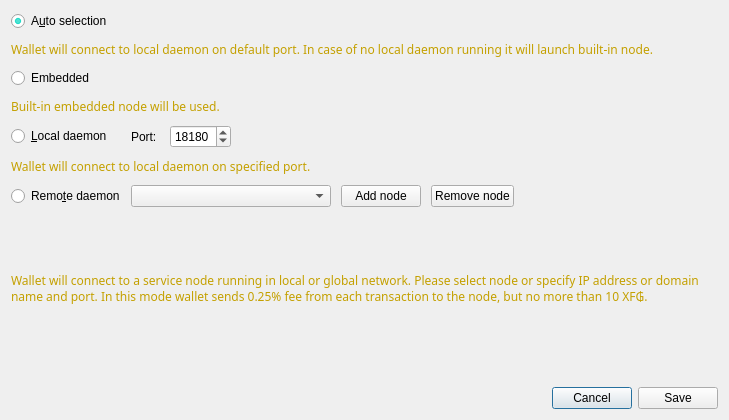
Before: the Qt Designer form src/gui/ui/connectionsettingsdialog.ui in aejontargaryen/FanGoldWallet, drawn with Qt 5.
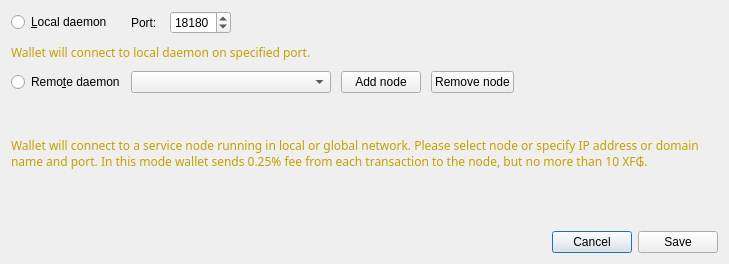
After: the same form once the commit is applied. Icons and pictures are not drawn.

Commit message: disabled wallet mining

```diff
--- a/src/gui/ui/connectionsettingsdialog.ui
+++ b/src/gui/ui/connectionsettingsdialog.ui
@@ -10,7 +10,7 @@
     <x>0</x>
     <y>0</y>
     <width>729</width>
-    <height>420</height>
+    <height>264</height>
    </rect>
   </property>
   <property name="windowTitle">
@@ -60,134 +60,6 @@
       <number>10</number>
      </property>
      <item row="0" column="0">
-      <widget class="QRadioButton" name="radioButton_1">
-       <property name="enabled">
-        <bool>true</bool>
-       </property>
-       <property name="palette">
-        <palette>
-         <active>
-          <colorrole role="Text">
-           <brush brushstyle="SolidPattern">
-            <color alpha="255">
-             <red>1</red>
-             <green>255</green>
-             <blue>230</blue>
-            </color>
-           </brush>
-          </colorrole>
-         </active>
-         <inactive>
-          <colorrole role="Text">
-           <brush brushstyle="SolidPattern">
-            <color alpha="255">
-             <red>1</red>
-             <green>255</green>
-             <blue>230</blue>
-            </color>
-           </brush>
-          </colorrole>
-         </inactive>
-         <disabled>
-          <colorrole role="Text">
-           <brush brushstyle="SolidPattern">
-            <color alpha="255">
-             <red>190</red>
-             <green>190</green>
-             <blue>190</blue>
-            </color>
-           </brush>
-          </colorrole>
-         </disabled>
-        </palette>
-       </property>
-       <property name="text">
-        <string>A&amp;uto selection</string>
-       </property>
-       <property name="checked">
-        <bool>true</bool>
-       </property>
-      </widget>
-     </item>
-     <item row="1" column="0" colspan="2">
-      <widget class="QLabel" name="label">
-       <property name="enabled">
-        <bool>false</bool>
-       </property>
-       <property name="styleSheet">
-        <string notr="true">font-family: orbitron;
-color: #C4A000;</string>
-       </property>
-       <property name="text">
-        <string>&lt;html&gt;&lt;head/&gt;&lt;body&gt;&lt;p&gt;&lt;span style=&quot; color:#c4a000;&quot;&gt;Wallet will connect to local daemon on default port. In case of no local daemon running it will launch built-in node.&lt;/span&gt;&lt;/p&gt;&lt;/body&gt;&lt;/html&gt;</string>
-       </property>
-       <property name="wordWrap">
-        <bool>true</bool>
-       </property>
-      </widget>
-     </item>
-     <item row="2" column="0">
-      <widget class="QRadioButton" name="radioButton_2">
-       <property name="palette">
-        <palette>
-         <active>
-          <colorrole role="Text">
-           <brush brushstyle="SolidPattern">
-            <color alpha="255">
-             <red>1</red>
-             <green>255</green>
-             <blue>230</blue>
-            </color>
-           </brush>
-          </colorrole>
-         </active>
-         <inactive>
-          <colorrole role="Text">
-           <brush brushstyle="SolidPattern">
-            <color alpha="255">
-             <red>1</red>
-             <green>255</green>
-             <blue>230</blue>
-            </color>
-           </brush>
-          </colorrole>
-         </inactive>
-         <disabled>
-          <colorrole role="Text">
-           <brush brushstyle="SolidPattern">
-            <color alpha="255">
-             <red>190</red>
-             <green>190</green>
-             <blue>190</blue>
-            </color>
-           </brush>
-          </colorrole>
-         </disabled>
-        </palette>
-       </property>
-       <property name="text">
-        <string>Embedded</string>
-       </property>
-      </widget>
-     </item>
-     <item row="3" column="0" colspan="2">
-      <widget class="QLabel" name="label_2">
-       <property name="enabled">
-        <bool>false</bool>
-       </property>
-       <property name="styleSheet">
-        <string notr="true">font-family: orbitron;
-color: #C4A000;</string>
-       </property>
-       <property name="text">
-        <string>Built-in embedded node will be used.</string>
-       </property>
-       <property name="wordWrap">
-        <bool>true</bool>
-       </property>
-      </widget>
-     </item>
-     <item row="4" column="0">
       <widget class="QRadioButton" name="radioButton_3">
        <property name="palette">
         <palette>
@@ -195,9 +67,18 @@
           <colorrole role="Text">
            <brush brushstyle="SolidPattern">
             <color alpha="255">
-             <red>1</red>
-             <green>255</green>
-             <blue>230</blue>
+             <red>252</red>
+             <green>233</green>
+             <blue>79</blue>
+            </color>
+           </brush>
+          </colorrole>
+          <colorrole role="HighlightedText">
+           <brush brushstyle="SolidPattern">
+            <color alpha="255">
+             <red>252</red>
+             <green>233</green>
+             <blue>79</blue>
             </color>
            </brush>
           </colorrole>
@@ -206,9 +87,18 @@
           <colorrole role="Text">
            <brush brushstyle="SolidPattern">
             <color alpha="255">
-             <red>1</red>
-             <green>255</green>
-             <blue>230</blue>
+             <red>252</red>
+             <green>233</green>
+             <blue>79</blue>
+            </color>
+           </brush>
+          </colorrole>
+          <colorrole role="HighlightedText">
+           <brush brushstyle="SolidPattern">
+            <color alpha="255">
+             <red>252</red>
+             <green>233</green>
+             <blue>79</blue>
             </color>
            </brush>
           </colorrole>
@@ -223,15 +113,85 @@
             </color>
            </brush>
           </colorrole>
+          <colorrole role="HighlightedText">
+           <brush brushstyle="SolidPattern">
+            <color alpha="255">
+             <red>252</red>
+             <green>233</green>
+             <blue>79</blue>
+            </color>
+           </brush>
+          </colorrole>
          </disabled>
         </palette>
        </property>
+       <property name="styleSheet">
+        <string notr="true">selection-color: rgb(252, 233, 79);</string>
+       </property>
        <property name="text">
         <string>&amp;Local daemon</string>
        </property>
       </widget>
      </item>
-     <item row="4" column="1">
+     <item row="2" column="1">
+      <layout class="QHBoxLayout" name="horizontalLayout_3">
+       <property name="spacing">
+        <number>10</number>
+       </property>
+       <item>
+        <widget class="QComboBox" name="remoteNodesComboBox">
+         <property name="minimumSize">
+          <size>
+           <width>200</width>
+           <height>0</height>
+          </size>
+         </property>
+         <property name="editable">
+          <bool>false</bool>
+         </property>
+         <property name="insertPolicy">
+          <enum>QComboBox::InsertAtTop</enum>
+         </property>
+        </widget>
+       </item>
+       <item>
+        <widget class="QPushButton" name="addNodeButton">
+         <property name="text">
+          <string>Add node</string>
+         </property>
+         <property name="icon">
+          <iconset resource="../../resources.qrc">
+           <normaloff>:/icons/add</normaloff>:/icons/add</iconset>
+         </property>
+        </widget>
+       </item>
+       <item>
+        <widget class="QPushButton" name="removeNodeButton">
+         <property name="text">
+          <string>Remove node</string>
+         </property>
+         <property name="icon">
+          <iconset resource="../../resources.qrc">
+           <normaloff>:/icons/remove</normaloff>:/icons/remove</iconset>
+         </property>
+        </widget>
+       </item>
+       <item>
+        <spacer name="horizontalSpacer_3">
+         <property name="orientation">
+          <enum>Qt::Horizontal</enum>
+         </property>
+         <property name="sizeHint" stdset="0">
+          <size>
+           <width>40</width>
+           <height>20</height>
+          </size>
+         </property>
+        </spacer>
+       </item>
+      </layout>
+     </item>
+     <item row="0" column="1">
       <layout class="QHBoxLayout" name="horizontalLayout_2">
        <property name="spacing">
         <number>10</number>
@@ -274,7 +234,7 @@
        </item>
       </layout>
      </item>
-     <item row="5" column="0" colspan="2">
+     <item row="1" column="0" colspan="2">
       <widget class="QLabel" name="label_4">
        <property name="enabled">
         <bool>false</bool>
@@ -291,7 +251,7 @@
        </property>
       </widget>
      </item>
-     <item row="6" column="0">
+     <item row="2" column="0">
       <widget class="QRadioButton" name="radioButton_4">
        <property name="palette">
         <palette>
@@ -299,9 +259,18 @@
           <colorrole role="Text">
            <brush brushstyle="SolidPattern">
             <color alpha="255">
-             <red>1</red>
-             <green>255</green>
-             <blue>230</blue>
+             <red>252</red>
+             <green>233</green>
+             <blue>79</blue>
+            </color>
+           </brush>
+          </colorrole>
+          <colorrole role="HighlightedText">
+           <brush brushstyle="SolidPattern">
+            <color alpha="255">
+             <red>252</red>
+             <green>233</green>
+             <blue>79</blue>
             </color>
            </brush>
           </colorrole>
@@ -310,9 +279,18 @@
           <colorrole role="Text">
            <brush brushstyle="SolidPattern">
             <color alpha="255">
-             <red>1</red>
-             <green>255</green>
-             <blue>230</blue>
+             <red>252</red>
+             <green>233</green>
+             <blue>79</blue>
+            </color>
+           </brush>
+          </colorrole>
+          <colorrole role="HighlightedText">
+           <brush brushstyle="SolidPattern">
+            <color alpha="255">
+             <red>252</red>
+             <green>233</green>
+             <blue>79</blue>
             </color>
            </brush>
           </colorrole>
@@ -327,73 +305,27 @@
             </color>
            </brush>
           </colorrole>
+          <colorrole role="HighlightedText">
+           <brush brushstyle="SolidPattern">
+            <color alpha="255">
+             <red>252</red>
+             <green>233</green>
+             <blue>79</blue>
+            </color>
+           </brush>
+          </colorrole>
          </disabled>
         </palette>
        </property>
+       <property name="styleSheet">
+        <string notr="true">selection-color: rgb(252, 233, 79);</string>
+       </property>
        <property name="text">
         <string>Remo&amp;te daemon</string>
        </property>
       </widget>
      </item>
-     <item row="6" column="1">
-      <layout class="QHBoxLayout" name="horizontalLayout_3">
-       <property name="spacing">
-        <number>10</number>
-       </property>
-       <item>
-        <widget class="QComboBox" name="remoteNodesComboBox">
-         <property name="minimumSize">
-          <size>
-           <width>200</width>
-           <height>0</height>
-          </size>
-         </property>
-         <property name="editable">
-          <bool>false</bool>
-         </property>
-         <property name="insertPolicy">
-          <enum>QComboBox::InsertAtTop</enum>
-         </property>
-        </widget>
-       </item>
-       <item>
-        <widget class="QPushButton" name="addNodeButton">
-         <property name="text">
-          <string>Add node</string>
-         </property>
-         <property name="icon">
-          <iconset resource="../../resources.qrc">
-           <normaloff>:/icons/add</normaloff>:/icons/add</iconset>
-         </property>
-        </widget>
-       </item>
-       <item>
-        <widget class="QPushButton" name="removeNodeButton">
-         <property name="text">
-          <string>Remove node</string>
-         </property>
-         <property name="icon">
-          <iconset resource="../../resources.qrc">
-           <normaloff>:/icons/remove</normaloff>:/icons/remove</iconset>
-         </property>
-        </widget>
-       </item>
-       <item>
-        <spacer name="horizontalSpacer_3">
-         <property name="orientation">
-          <enum>Qt::Horizontal</enum>
-         </property>
-         <property name="sizeHint" stdset="0">
-          <size>
-           <width>40</width>
-           <height>20</height>
-          </size>
-         </property>
-        </spacer>
-       </item>
-      </layout>
-     </item>
-     <item row="7" column="0" colspan="2">
+     <item row="3" column="0" colspan="2">
       <widget class="QLabel" name="label_5">
        <property name="enabled">
         <bool>false</bool>
```
The commit also changes 10 other files.
